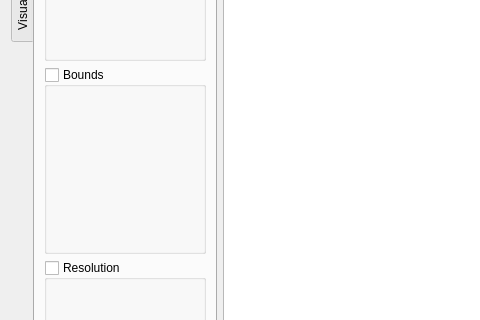
Above: src/erlab/interactive/ktool.ui from kmnhan/erlabpy before the change; both pictures show x 0 to 480 and y 145 to 465 of the 759 by 667 pixel window. Below: the same form after it.
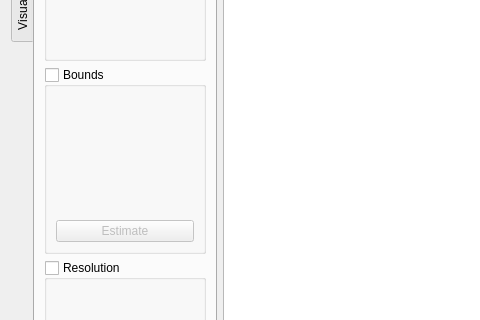
That is the form after the change. Custom widgets are drawn as their Qt base class.

Commit message: fix(kspace): properly handle maps with energy given as kinetic

Diff of the .ui file:
```diff
--- a/src/erlab/interactive/ktool.ui
+++ b/src/erlab/interactive/ktool.ui
@@ -58,7 +58,7 @@
          </widget>
         </item>
         <item>
-         <widget class="QGroupBox" name="bounds_group">
+         <widget class="QGroupBox" name="bounds_supergroup">
           <property name="sizePolicy">
            <sizepolicy hsizetype="Preferred" vsizetype="Preferred">
             <horstretch>0</horstretch>
@@ -74,7 +74,23 @@
           <property name="checked">
            <bool>false</bool>
           </property>
-          <layout class="QFormLayout" name="formLayout_2"/>
+          <layout class="QVBoxLayout" name="verticalLayout_6">
+           <item>
+            <widget class="QWidget" name="bounds_group" native="true">
+             <layout class="QFormLayout" name="formLayout_2"/>
+            </widget>
+           </item>
+           <item>
+            <widget class="QPushButton" name="bounds_btn">
+             <property name="toolTip">
+              <string>Estimate momentum resolution from the data.</string>
+             </property>
+             <property name="text">
+              <string>Estimate</string>
+             </property>
+            </widget>
+           </item>
+          </layout>
          </widget>
         </item>
         <item>
```
The commit also changes 2 other files.
